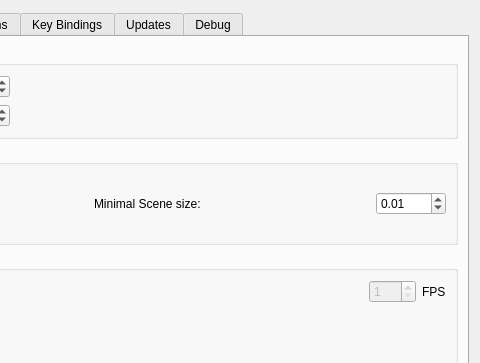
ShenRen/OpenFlipper, file OpenFlipper/widgets/optionsWidget/optionsWidget.ui: the form before one commit; both pictures show x 298 to 778 and y 0 to 363 of the 778 by 964 pixel window.
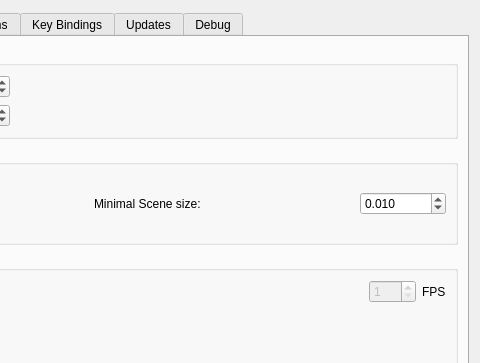
The form after the commit. The open tabs and pages were chosen to show the change. Custom widgets are drawn as their Qt base class.

Commit message: Adjusted box size

The edit to the form file:
```diff
--- a/OpenFlipper/widgets/optionsWidget/optionsWidget.ui
+++ b/OpenFlipper/widgets/optionsWidget/optionsWidget.ui
@@ -425,6 +425,12 @@
             </item>
             <item>
              <widget class="QDoubleSpinBox" name="minimalSceneSize">
+              <property name="minimumSize">
+               <size>
+                <width>86</width>
+                <height>0</height>
+               </size>
+              </property>
               <property name="maximumSize">
                <size>
                 <width>70</width>
@@ -440,6 +446,9 @@
               <property name="whatsThis">
                <string>Bounding box of the scene will have at least the entered size</string>
               </property>
+              <property name="decimals">
+               <number>3</number>
+              </property>
               <property name="minimum">
                <double>0.000000000000000</double>
               </property>
```
Left out of the diff: 2 changed lines with no effect on the pictures.
